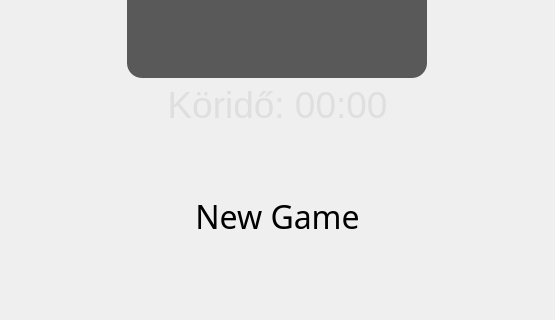
The window that src/views/ui/victoryscreen.ui (Stryse/DungeonGame) describes before a commit, drawn with Qt 5; both pictures show x 363 to 918 and y 400 to 720 of the 1280 by 720 pixel window.
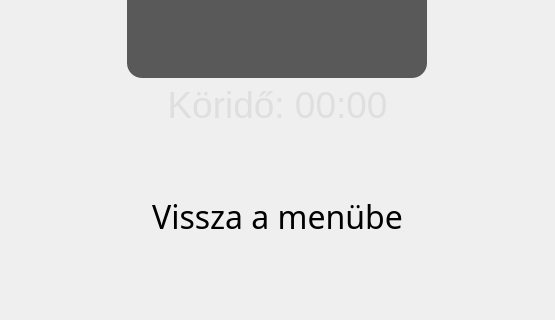
The same window after the commit. Icons and pictures are not drawn. Custom widgets are drawn as their Qt base class.

```diff
--- a/src/views/ui/victoryscreen.ui
+++ b/src/views/ui/victoryscreen.ui
@@ -194,7 +194,7 @@
 }</string>
         </property>
         <property name="text">
-         <string>New Game</string>
+         <string>Vissza a menübe</string>
         </property>
         <property name="flat">
          <bool>true</bool>
```
